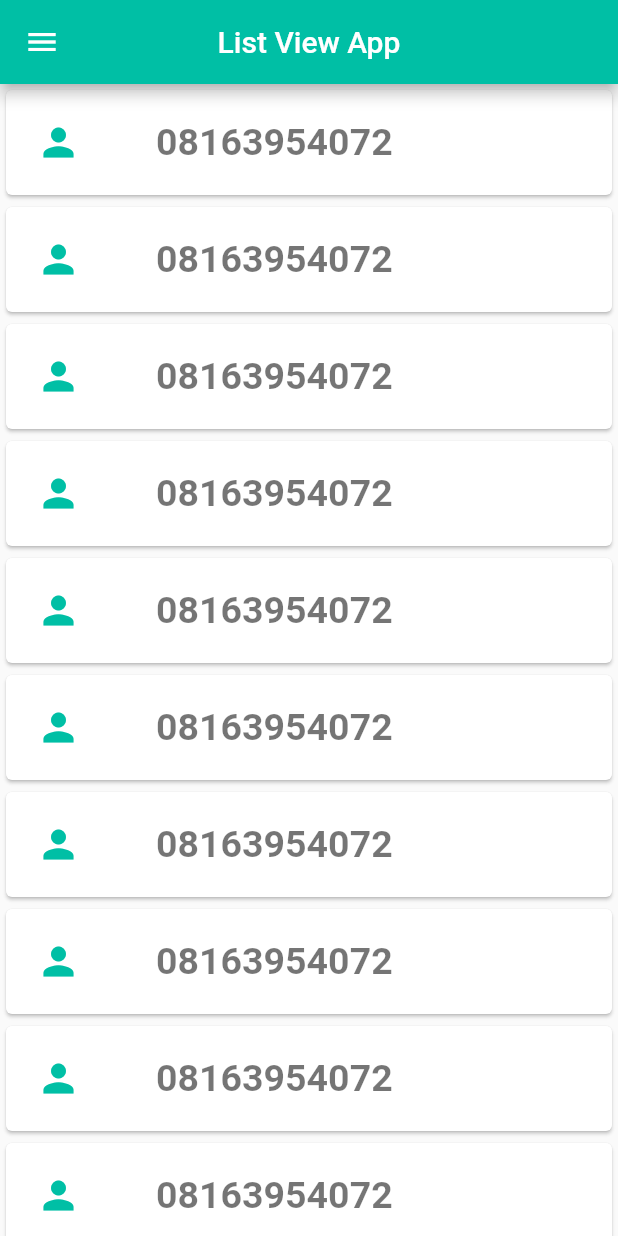
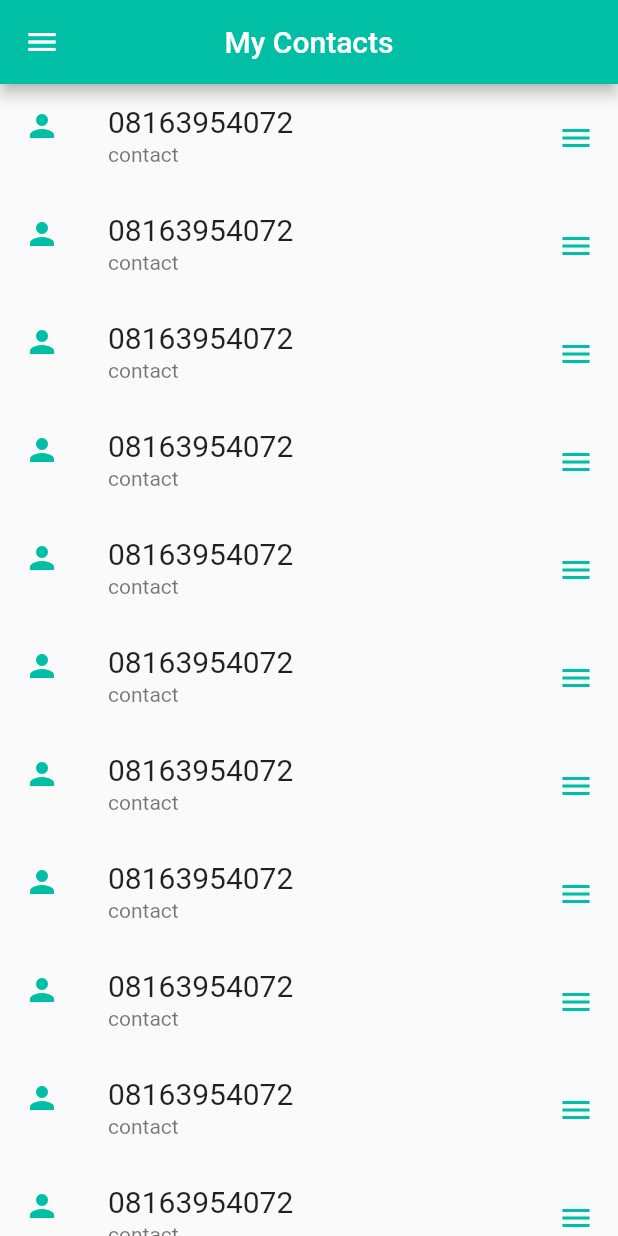
Before and after one commit to collinsonine/mondaycode, a Flutter app: the screen it shows after launch, on a phone screen of 412 x 824 dp. Run offline on Flutter 3.47's test engine with Material 2 defaults, Android fonts, the phone set to English and light mode, and no system bars.

Commit message:
Yesterday's code

```diff
--- a/lib/main.dart
+++ b/lib/main.dart
@@ -1,4 +1,5 @@
-import 'dart:ffi';
+// import 'dart:ffi';
+// import 'dart:ui';
 
 import 'package:flutter/material.dart';
 
@@ -41,41 +42,30 @@ class MyApp extends StatelessWidget {
   @override
   Widget build(BuildContext context) {
     return MaterialApp(
+      debugShowCheckedModeBanner: false,
       title: 'Material App',
       home: Scaffold(
           drawer: const Drawer(),
           appBar: AppBar(
             backgroundColor: Colors.tealAccent[700],
             centerTitle: true,
-            title: const Text('List View App'),
+            title: const Text('My Contacts'),
           ),
           body: ListView.builder(
             itemCount: phoneNums.length,
             itemBuilder: (context, position) {
-              return Card(
-                child: Padding(
-                  padding: const EdgeInsets.all(20.0),
-                  child: Row(
-                    mainAxisAlignment: MainAxisAlignment.start,
-                    children: <Widget>[
-                      Icon(
-                        Icons.person,
-                        size: 30,
-                        color: Colors.tealAccent.shade700,
-                      ),
-                      Padding(
-                        padding: const EdgeInsets.only(left: 50),
-                        child: Text(
-                          phoneNums[position],
-                          style: const TextStyle(
-                              fontSize: 25,
-                              color: Colors.black54,
-                              fontWeight: FontWeight.w600),
-                        ),
-                      ),
-                    ],
+              return ListTile(
+                leading: const Icon(Icons.person),
+                title: Text(
+                  phoneNums[position],
+                  style: const TextStyle(
+                    fontSize: 20,
                   ),
                 ),
+                dense: false,
+                trailing: const Icon(Icons.menu),
+                subtitle: const Text('contact'),
+                iconColor: Colors.tealAccent[700],
               );
             },
           )),
```
